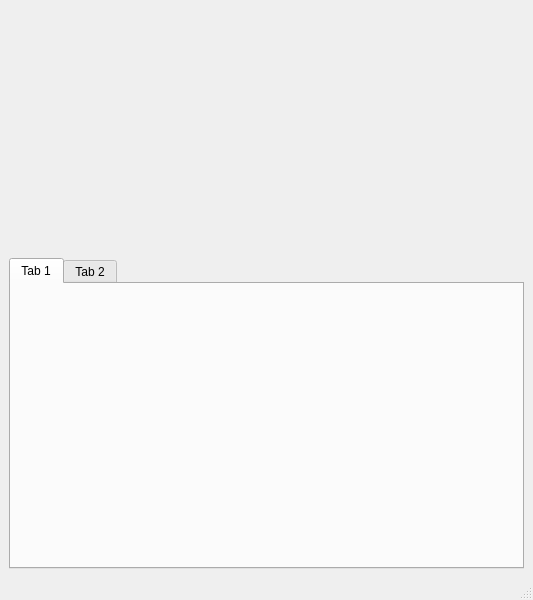
The window that game/led_matrix_simulator/mainwindow.ui (yairgd/alyn) describes before a commit, drawn with Qt 5.
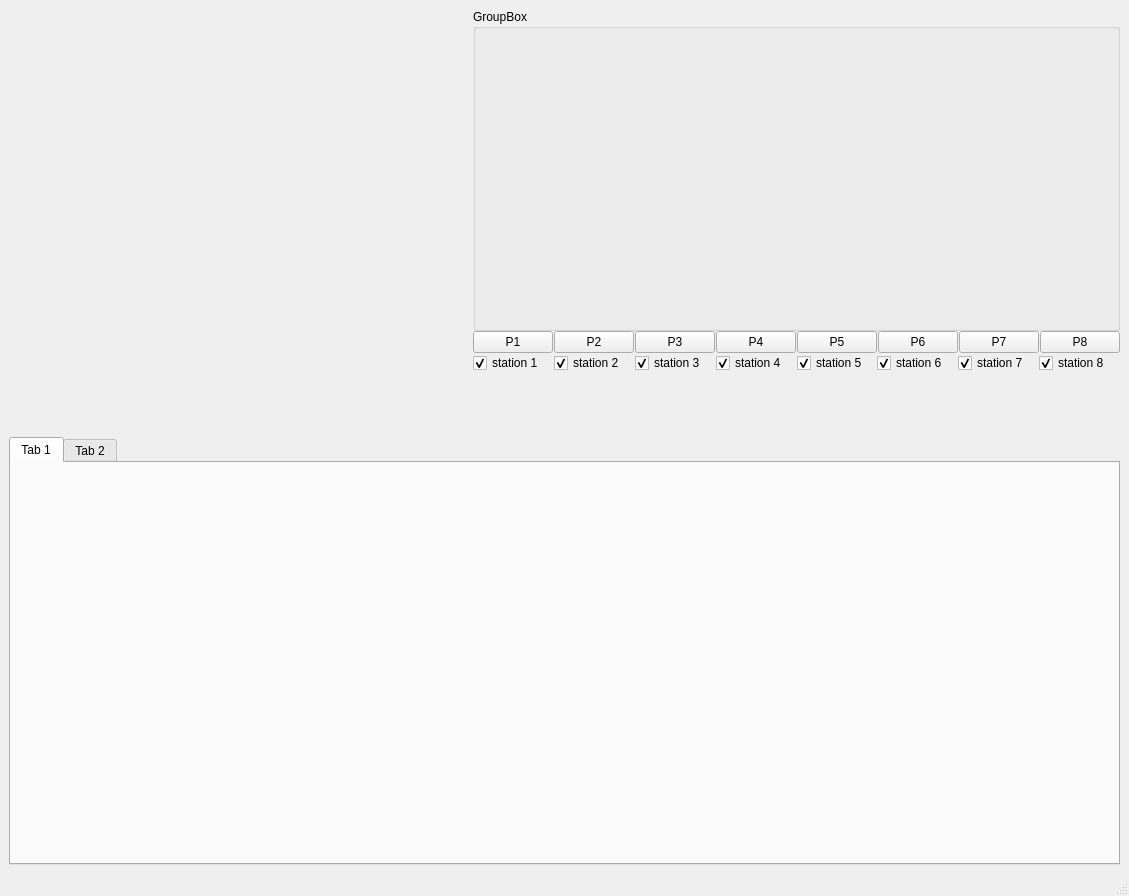
The same window after the commit.

Commit message: added led circle to gui blink command works push button works

Patch:
```diff
--- a/game/led_matrix_simulator/mainwindow.ui
+++ b/game/led_matrix_simulator/mainwindow.ui
@@ -6,46 +6,277 @@
    <rect>
     <x>0</x>
     <y>0</y>
-    <width>533</width>
-    <height>600</height>
+    <width>1129</width>
+    <height>896</height>
    </rect>
   </property>
   <property name="windowTitle">
    <string>MainWindow</string>
   </property>
   <widget class="QWidget" name="centralwidget">
-   <layout class="QVBoxLayout" name="verticalLayout" stretch="40,50">
+   <layout class="QVBoxLayout" name="verticalLayout" stretch="40,40">
     <property name="spacing">
      <number>0</number>
     </property>
     <item>
-     <layout class="QHBoxLayout" name="horizontalLayout_2" stretch="10">
+     <layout class="QHBoxLayout" name="horizontalLayout_2" stretch="0,0">
       <item>
-       <widget class="QWidget" name="display" native="true">
-        <property name="enabled">
-         <bool>true</bool>
+       <layout class="QHBoxLayout" name="horizontalLayout_6">
+        <property name="spacing">
+         <number>5</number>
         </property>
+        <item>
+         <widget class="QWidget" name="display" native="true">
+          <property name="enabled">
+           <bool>true</bool>
+          </property>
+         </widget>
+        </item>
+       </layout>
+      </item>
+      <item>
+       <layout class="QVBoxLayout" name="verticalLayout_3" stretch="10,3,3,2">
+        <item>
+         <layout class="QVBoxLayout" name="verticalLayout_5">
+          <item>
+           <widget class="QGroupBox" name="groupBox">
+            <property name="title">
+             <string>GroupBox</string>
+            </property>
+           </widget>
+          </item>
+         </layout>
+        </item>
+        <item>
+         <layout class="QHBoxLayout" name="horizontalLayout_7" stretch="0,0,0,0,0,0,0,0">
+          <property name="spacing">
+           <number>1</number>
+          </property>
+          <property name="sizeConstraint">
+           <enum>QLayout::SetMinimumSize</enum>
+          </property>
+          <item>
+           <widget class="QPushButton" name="P1">
+            <property name="sizePolicy">
+             <sizepolicy hsizetype="Minimum" vsizetype="Fixed">
+              <horstretch>0</horstretch>
+              <verstretch>0</verstretch>
+             </sizepolicy>
+            </property>
+            <property name="minimumSize">
+             <size>
+              <width>0</width>
+              <height>0</height>
+             </size>
+            </property>
+            <property name="text">
+             <string>P1</string>
+            </property>
+            <property name="autoRepeatDelay">
+             <number>300</number>
+            </property>
+           </widget>
+          </item>
+          <item>
+           <widget class="QPushButton" name="P2">
+            <property name="text">
+             <string>P2</string>
+            </property>
+           </widget>
+          </item>
+          <item>
+           <widget class="QPushButton" name="P3">
+            <property name="text">
+             <string>P3</string>
+            </property>
+           </widget>
+          </item>
+          <item>
+           <widget class="QPushButton" name="P4">
+            <property name="text">
+             <string>P4</string>
+            </property>
+           </widget>
+          </item>
+          <item>
+           <widget class="QPushButton" name="P5">
+            <property name="sizePolicy">
+             <sizepolicy hsizetype="Minimum" vsizetype="Fixed">
+              <horstretch>0</horstretch>
+              <verstretch>0</verstretch>
+             </sizepolicy>
+            </property>
+            <property name="minimumSize">
+             <size>
+              <width>10</width>
+              <height>0</height>
+             </size>
+            </property>
+            <property name="text">
+             <string>P5</string>
+            </property>
+           </widget>
+          </item>
+          <item>
+           <widget class="QPushButton" name="P6">
+            <property name="text">
+             <string>P6</string>
+            </property>
+           </widget>
+          </item>
+          <item>
+           <widget class="QPushButton" name="P7">
+            <property name="text">
+             <string>P7</string>
+            </property>
+           </widget>
+          </item>
+          <item>
+           <widget class="QPushButton" name="P8">
+            <property name="text">
+             <string>P8</string>
+            </property>
+           </widget>
+          </item>
+         </layout>
+        </item>
+        <item>
+         <layout class="QHBoxLayout" name="horizontalLayout_3">
+          <item>
+           <widget class="QCheckBox" name="active1">
+            <property name="text">
+             <string>station 1</string>
+            </property>
+            <property name="checked">
+             <bool>true</bool>
+            </property>
+            <property name="tristate">
+             <bool>false</bool>
+            </property>
+           </widget>
+          </item>
+          <item>
+           <widget class="QCheckBox" name="active2">
+            <property name="text">
+             <string>station 2</string>
+            </property>
+            <property name="checked">
+             <bool>true</bool>
+            </property>
+           </widget>
+          </item>
+          <item>
+           <widget class="QCheckBox" name="active3">
+            <property name="text">
+             <string>station 3</string>
+            </property>
+            <property name="checked">
+             <bool>true</bool>
+            </property>
+           </widget>
+          </item>
+          <item>
+           <widget class="QCheckBox" name="active4">
+            <property name="text">
+             <string>station 4</string>
+            </property>
+            <property name="checked">
+             <bool>true</bool>
+            </property>
+           </widget>
+          </item>
+          <item>
+           <widget class="QCheckBox" name="active5">
+            <property name="text">
+             <string>station 5</string>
+            </property>
+            <property name="checked">
+             <bool>true</bool>
+            </property>
+           </widget>
+          </item>
+          <item>
+           <widget class="QCheckBox" name="active6">
+            <property name="text">
+             <string>station 6</string>
+            </property>
+            <property name="checked">
+             <bool>true</bool>
+            </property>
+           </widget>
+          </item>
+          <item>
+           <widget class="QCheckBox" name="active7">
+            <property name="text">
+             <string>station 7</string>
+            </property>
+            <property name="checked">
+             <bool>true</bool>
+            </property>
+           </widget>
+          </item>
+          <item>
+           <widget class="QCheckBox" name="active8">
+            <property name="text">
+             <string>station 8</string>
+            </property>
+            <property name="checked">
+             <bool>true</bool>
+            </property>
+           </widget>
+          </item>
+         </layout>
+        </item>
+        <item>
+         <layout class="QHBoxLayout" name="horizontalLayout" stretch="0,0,0,0,0,0,0,0">
+          <item>
+           <widget class="QWidget" name="led1" native="true"/>
+          </item>
+          <item>
+           <widget class="QWidget" name="led2" native="true"/>
+          </item>
+          <item>
+           <widget class="QWidget" name="led3" native="true"/>
+          </item>
+          <item>
+           <widget class="QWidget" name="led4" native="true"/>
+          </item>
+          <item>
+           <widget class="QWidget" name="led5" native="true"/>
+          </item>
+          <item>
+           <widget class="QWidget" name="led6" native="true"/>
+          </item>
+          <item>
+           <widget class="QWidget" name="led7" native="true"/>
+          </item>
+          <item>
+           <widget class="QWidget" name="led8" native="true"/>
+          </item>
+         </layout>
+        </item>
+       </layout>
+      </item>
+     </layout>
+    </item>
+    <item>
+     <layout class="QVBoxLayout" name="verticalLayout_6">
+      <item>
+       <widget class="QTabWidget" name="tabWidget">
+        <widget class="QWidget" name="tab">
+         <attribute name="title">
+          <string>Tab 1</string>
+         </attribute>
+        </widget>
+        <widget class="QWidget" name="tab_2">
+         <attribute name="title">
+          <string>Tab 2</string>
+         </attribute>
+        </widget>
        </widget>
       </item>
      </layout>
     </item>
-    <item>
-     <widget class="QTabWidget" name="tabWidget">
-      <property name="currentIndex">
-       <number>0</number>
-      </property>
-      <widget class="QWidget" name="tab_7">
-       <attribute name="title">
-        <string>Tab 1</string>
-       </attribute>
-      </widget>
-      <widget class="QWidget" name="tab_8">
-       <attribute name="title">
-        <string>Tab 2</string>
-       </attribute>
-      </widget>
-     </widget>
-    </item>
    </layout>
   </widget>
   <widget class="QMenuBar" name="menubar">
```
Left out of the diff: 2 changed lines with no effect on the pictures. The commit also changes 104 other files.
